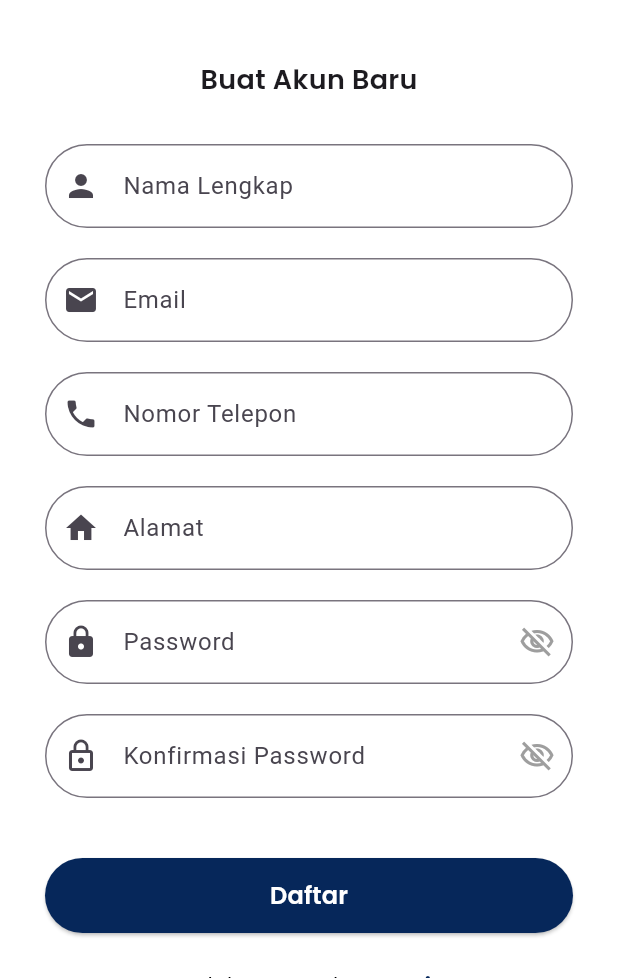
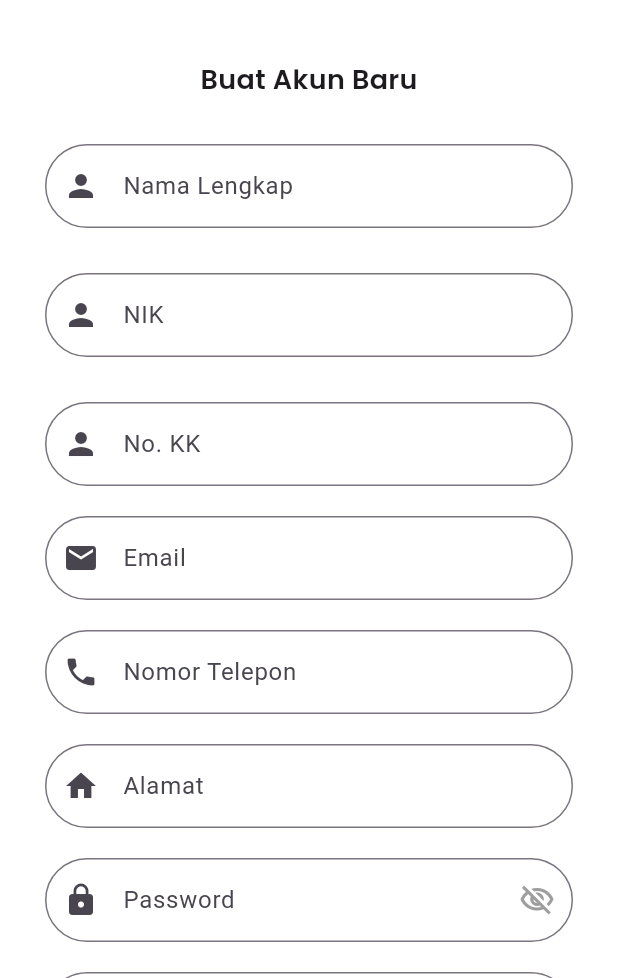
Before and after one commit to fadiaskeyn/AdmindukPuger_mobile, a Flutter app: the RegisterScreen screen opened by its route, on a phone screen of 412 x 824 dp, the part 258-1236 px from its top. Run offline on Flutter 3.47's test engine with Material 3 defaults, Android fonts, the phone set to English and light mode, and no system bars; our stand-ins replace dio, equatable, flutter_bloc, flutter_form_builder, flutter_widget_from_html, form_builder_validators and 3 more; missing offline and left inert: form_builder_image_picker; accounts and stored records are empty; key blocks and very long unbroken strings in the code were emptied for the run.

```diff
--- a/lib/cubit/Auth/Auth_cubit.dart
+++ b/lib/cubit/Auth/Auth_cubit.dart
@@ -191,6 +191,8 @@
     String phone,
     String password,
     String address,
+    String nik,
+    String nokk,
   ) async {
     emit(AuthLoading());
     try {
@@ -200,6 +202,8 @@
         phone,
         password,
         address,
+        nik,
+        nokk,
       );
       print("Response dari backend: $result");
 
--- a/lib/cubit/Auth/Auth_repository.dart
+++ b/lib/cubit/Auth/Auth_repository.dart
@@ -50,6 +50,8 @@
     String phone,
     String password,
     String address,
+    String nik,
+    String nokk,
   ) async {
     try {
       Dio dio = Dio();
@@ -61,6 +63,8 @@
           'phone': phone,
           'password': password,
           'address': address,
+          'nik': nik,
+          'nokk': nokk,
         },
       );
 
--- a/lib/screen/Auth/login.dart
+++ b/lib/screen/Auth/login.dart
@@ -4,7 +4,6 @@
 import 'package:adminduk_puger/theme.dart';
 import 'package:adminduk_puger/cubit/Auth/Auth_cubit.dart';
 import 'package:adminduk_puger/cubit/Auth/Auth_state.dart';
-import 'package:google_fonts/google_fonts.dart';
 import 'package:flutter/gestures.dart';
 import 'package:url_launcher/url_launcher.dart';
 
--- a/lib/screen/Auth/register.dart
+++ b/lib/screen/Auth/register.dart
@@ -18,6 +18,8 @@
   final _formKey = GlobalKey<FormState>();
 
   final TextEditingController _nameController = TextEditingController();
+  final TextEditingController _nikController = TextEditingController();
+  final TextEditingController _noKkController = TextEditingController();
   final TextEditingController _emailController = TextEditingController();
   final TextEditingController _phoneController = TextEditingController();
   final TextEditingController _addressController = TextEditingController();
@@ -28,6 +30,8 @@
   @override
   void dispose() {
     _nameController.dispose();
+    _nikController.dispose();
+    _noKkController.dispose();
     _emailController.dispose();
     _phoneController.dispose();
     _addressController.dispose();
@@ -98,6 +102,8 @@
         _phoneController.text,
         _passwordController.text,
         _addressController.text,
+        _nikController.text,
+        _noKkController.text,
       );
     }
   }
@@ -185,6 +191,34 @@
                   validator: _validateName,
                   decoration: InputDecoration(
                     labelText: 'Nama Lengkap',
+                    border: OutlineInputBorder(
+                      borderRadius: BorderRadius.circular(30),
+                    ),
+                    prefixIcon: const Icon(Icons.person),
+                  ),
+                ),
+                const SizedBox(height: 30),
+
+                // Name Input
+                TextFormField(
+                  controller: _nikController,
+                  validator: _validateName,
+                  decoration: InputDecoration(
+                    labelText: 'NIK',
+                    border: OutlineInputBorder(
+                      borderRadius: BorderRadius.circular(30),
+                    ),
+                    prefixIcon: const Icon(Icons.person),
+                  ),
+                ),
+                const SizedBox(height: 30),
+
+                // Name Input
+                TextFormField(
+                  controller: _noKkController,
+                  validator: _validateName,
+                  decoration: InputDecoration(
+                    labelText: 'No. KK',
                     border: OutlineInputBorder(
                       borderRadius: BorderRadius.circular(30),
                     ),
```
Also changed, not shown: lib/form/KTP/damaged_ktp.dart (+18 -1 lines), lib/form/KTP/lost_ktp.dart (+18 -0 lines), lib/form/KTP/new_ktp.dart (+24 -0 lines).
